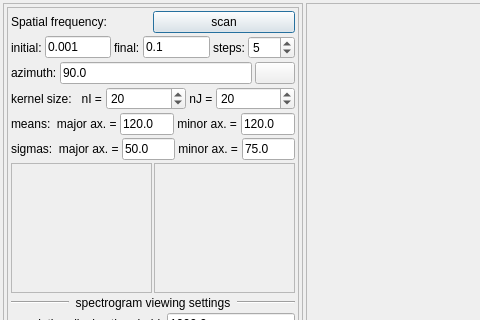
First picture: the form in imagejockey/gabor/gaborfilterdialog.ui, repository PauloCarvalhoRJ/gammaray, before the edit; both pictures show x 0 to 480 and y 0 to 320 of the 739 by 455 pixel window.
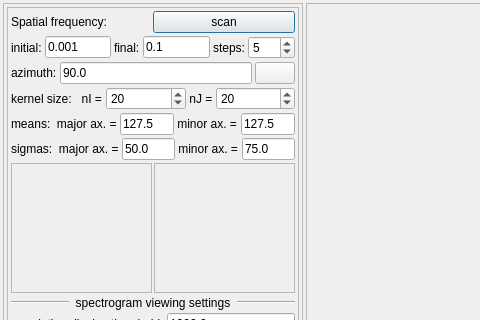
Second picture: the form after the edit. Icons and pictures are not drawn.

Commit message: Gabor: corrected azimuth-to-trigonometry conversion.

```diff
--- a/imagejockey/gabor/gaborfilterdialog.ui
+++ b/imagejockey/gabor/gaborfilterdialog.ui
@@ -286,7 +286,7 @@
            <item>
             <widget class="QLineEdit" name="txtMeanMajorAxis">
              <property name="text">
-              <string>120.0</string>
+              <string>127.5</string>
              </property>
             </widget>
            </item>
@@ -300,7 +300,7 @@
            <item>
             <widget class="QLineEdit" name="txtMeanMinorAxis">
              <property name="text">
-              <string>120.0</string>
+              <string>127.5</string>
              </property>
             </widget>
            </item>
```
The commit also changes 1 other file.
